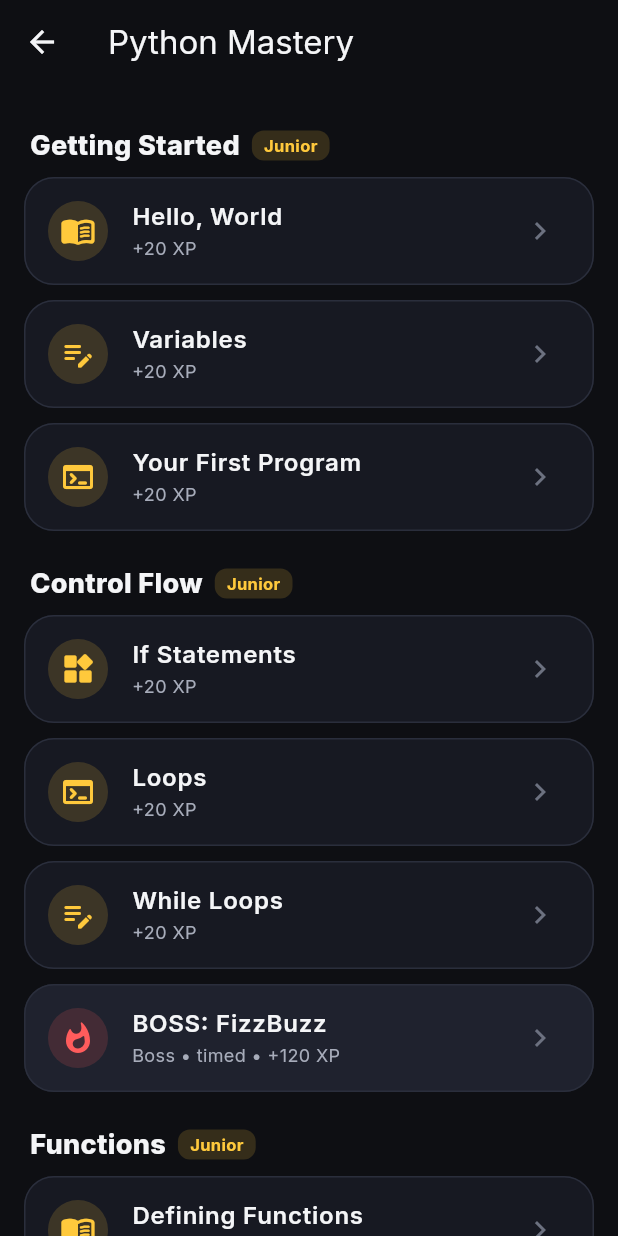
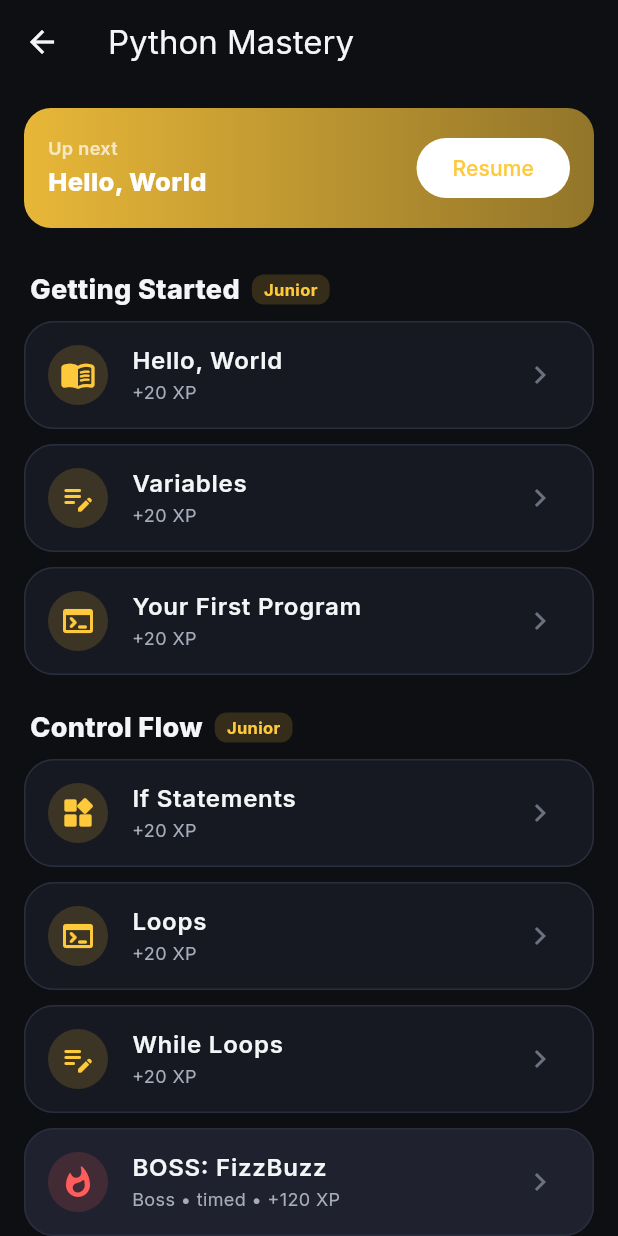
Before and after one commit to vegas109/f2, a Flutter app: the TrackScreen screen opened directly with empty values, on a phone screen of 412 x 824 dp. Run offline on Flutter 3.47's test engine with Material 3 defaults, Android fonts, the phone set to English and light mode, and no system bars; our stand-ins replace equatable, flutter_animate, flutter_riverpod, go_router, google_fonts, in_app_purchase and 1 more; accounts and stored records are empty; generated files the repository leaves out were written again.

Commit message:
Add resume-next-lesson banner and haptic feedback
- Track screen shows an 'Up next' banner that jumps to the first
  uncompleted lesson
- Haptics on step advance (selection) and mistakes (heavy impact)

Co-Authored-By: Claude Opus 4.8 <noreply@anthropic.com>
Claude-Session: https://claude.ai/code/session_01GuJ4ZuTAV4qU8pJ6z8Bgxp

```diff
--- a/lib/features/curriculum/presentation/track_screen.dart
+++ b/lib/features/curriculum/presentation/track_screen.dart
@@ -2,6 +2,8 @@ import 'package:flutter/material.dart';
 import 'package:flutter_riverpod/flutter_riverpod.dart';
 
 import '../../../core/theme/app_colors.dart';
+import '../../lesson/presentation/lesson_player_screen.dart';
+import '../../player/application/player_controller.dart';
 import '../application/curriculum_providers.dart';
 import '../domain/track.dart';
 import 'widgets/lesson_tile.dart';
@@ -32,7 +34,23 @@ class TrackScreen extends ConsumerWidget {
             rows.add(module);
             rows.addAll(module.lessons);
           }
-          return ListView.builder(
+
+          final completed = ref.watch(playerControllerProvider
+              .select((p) => p.completedLessonIds));
+          Lesson? next;
+          for (final l in track.allLessons) {
+            if (!completed.contains(l.id)) {
+              next = l;
+              break;
+            }
+          }
+
+          return Column(
+            children: [
+              if (next != null)
+                _ResumeBanner(track: track, lesson: next, accent: accent),
+              Expanded(
+                child: ListView.builder(
                   padding: const EdgeInsets.all(16),
                   itemCount: rows.length,
                   itemBuilder: (context, i) {
@@ -46,8 +64,72 @@ class TrackScreen extends ConsumerWidget {
                       accent: accent,
                     );
                   },
+                ),
+              ),
+            ],
           );
         },
+      ),
+    );
+  }
+}
+
+class _ResumeBanner extends StatelessWidget {
+  const _ResumeBanner({
+    required this.track,
+    required this.lesson,
+    required this.accent,
+  });
+  final Track track;
+  final Lesson lesson;
+  final Color accent;
+
+  @override
+  Widget build(BuildContext context) {
+    return Container(
+      margin: const EdgeInsets.fromLTRB(16, 16, 16, 0),
+      padding: const EdgeInsets.all(16),
+      decoration: BoxDecoration(
+        gradient: LinearGradient(
+          colors: [accent.withOpacity(0.9), accent.withOpacity(0.55)],
+        ),
+        borderRadius: BorderRadius.circular(18),
+      ),
+      child: Row(
+        children: [
+          Expanded(
+            child: Column(
+              crossAxisAlignment: CrossAxisAlignment.start,
+              children: [
+                const Text('Up next',
+                    style: TextStyle(
+                        color: Colors.white70,
+                        fontSize: 12,
+                        fontWeight: FontWeight.w600)),
+                const SizedBox(height: 2),
+                Text(lesson.title,
+                    style: const TextStyle(
+                        color: Colors.white,
+                        fontSize: 17,
+                        fontWeight: FontWeight.w800)),
+              ],
+            ),
+          ),
+          const SizedBox(width: 12),
+          FilledButton(
+            style: FilledButton.styleFrom(
+              backgroundColor: Colors.white,
+              foregroundColor: accent,
+            ),
+            onPressed: () => Navigator.of(context).push(
+              MaterialPageRoute(
+                builder: (_) =>
+                    LessonPlayerScreen(trackId: track.id, lesson: lesson),
+              ),
+            ),
+            child: const Text('Resume'),
+          ),
+        ],
       ),
     );
   }
--- a/lib/features/lesson/presentation/lesson_player_screen.dart
+++ b/lib/features/lesson/presentation/lesson_player_screen.dart
@@ -1,6 +1,7 @@
 import 'dart:async';
 
 import 'package:flutter/material.dart';
+import 'package:flutter/services.dart';
 import 'package:flutter_riverpod/flutter_riverpod.dart';
 
 import '../../../core/theme/app_colors.dart';
@@ -67,6 +68,7 @@ class _LessonPlayerScreenState extends ConsumerState<LessonPlayerScreen> {
   }
 
   void _advance() {
+    HapticFeedback.selectionClick();
     if (_stepIndex < _steps.length - 1) {
       setState(() => _stepIndex++);
     } else {
@@ -75,6 +77,7 @@ class _LessonPlayerScreenState extends ConsumerState<LessonPlayerScreen> {
   }
 
   void _onMistake() {
+    HapticFeedback.heavyImpact();
     _mistakes++;
     ref.read(playerControllerProvider.notifier).loseEnergy();
     final energy = ref.read(playerControllerProvider).energy;
```
Lines whose indentation alone changed are shown as unchanged.
